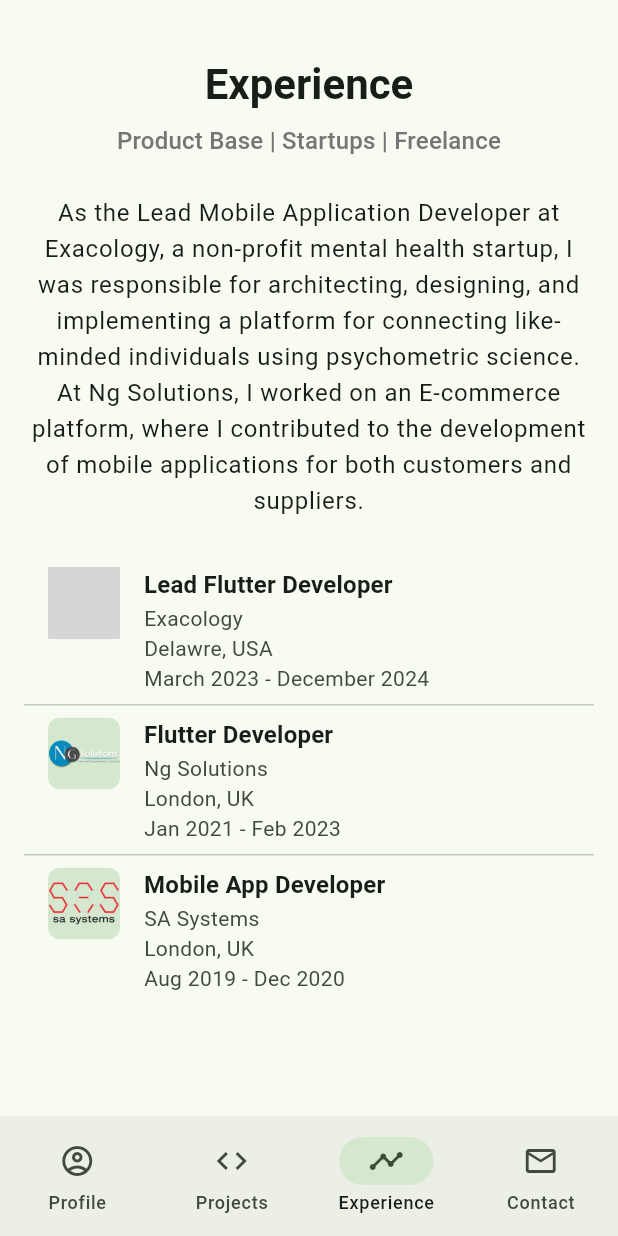
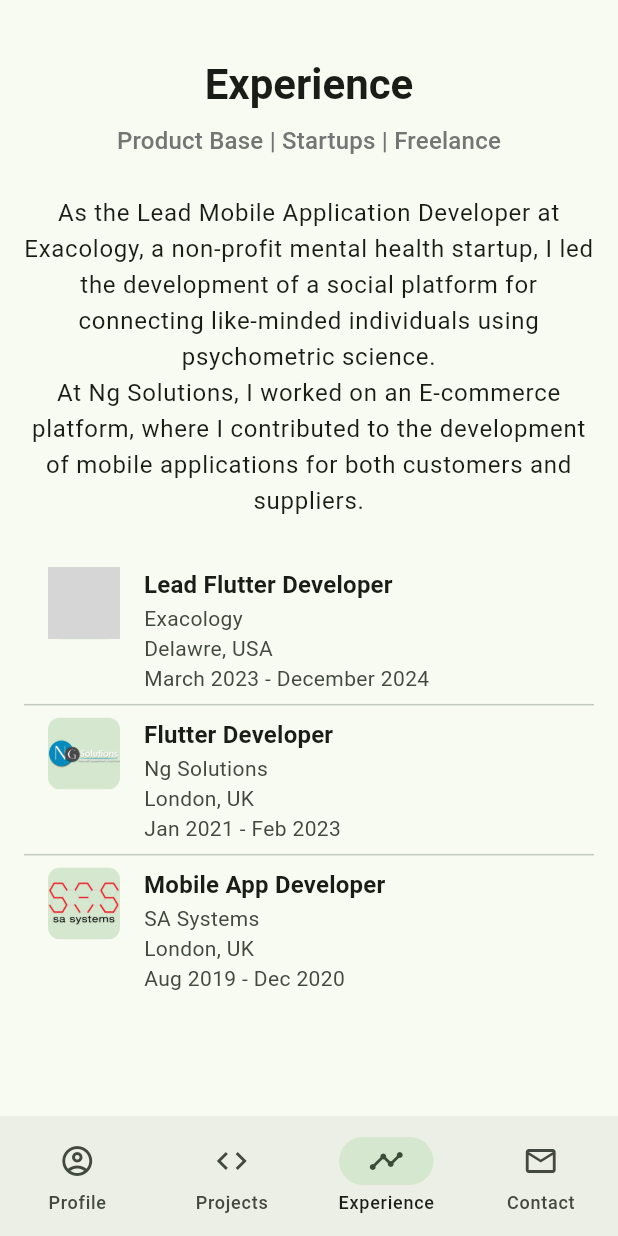
Before and after one commit to fahadjaved882244/portfolio, a Flutter app: the screen it shows after launch, scrolled down 1728 dp, on a phone screen of 412 x 824 dp. Run offline on Flutter 3.47's test engine with Material 3 defaults, Android fonts, the phone set to English and light mode, and no system bars; our stand-ins replace flutter_hooks, hooks_riverpod, shared_preferences; grey boxes are pictures that could not be loaded.

Commit message:
fix experience ui bug

```diff
--- /dev/null
+++ b/devtools_options.yaml
@@ -0,0 +1,3 @@
+description: This file stores settings for Dart & Flutter DevTools.
+documentation: https://docs.flutter.dev/tools/devtools/extensions#configure-extension-enablement-states
+extensions:
--- a/lib/core/app_strings.dart
+++ b/lib/core/app_strings.dart
@@ -18,5 +18,5 @@ class AppStrings {
   static const String experienceTitle = 'Experience';
   static const String experienceTags = 'Product Base | Startups | Freelance';
   static const String experienceSummary =
-      "As the Lead Mobile Application Developer at Exacology, a non-profit mental health startup, I was responsible for architecting, designing, and implementing a platform for connecting like-minded individuals using psychometric science.\nAt Ng Solutions, I worked on an E-commerce platform, where I contributed to the development of mobile applications for both customers and suppliers.";
+      "As the Lead Mobile Application Developer at Exacology, a non-profit mental health startup, I led the development of a social platform for connecting like-minded individuals using psychometric science.\nAt Ng Solutions, I worked on an E-commerce platform, where I contributed to the development of mobile applications for both customers and suppliers.";
 }
--- a/lib/features/experience/view/exprience_list_view.dart
+++ b/lib/features/experience/view/exprience_list_view.dart
@@ -12,7 +12,8 @@ class ExperienceListView extends ConsumerWidget {
     final experiences = ref.watch(experienceControllerProvider);
 
     return Scaffold(
-      body: Column(
+      body: SingleChildScrollView(
+        child: Column(
           children: [
             const SizedBox(height: 48),
 
@@ -57,6 +58,7 @@ class ExperienceListView extends ConsumerWidget {
             ),
           ],
         ),
+      ),
     );
   }
 }
--- a/lib/features/home/home_view.dart
+++ b/lib/features/home/home_view.dart
@@ -10,8 +10,6 @@ class HomeView extends ConsumerWidget {
   Widget build(BuildContext context, WidgetRef ref) {
     return Scaffold(
       body: SingleChildScrollView(
-        child: Padding(
-          padding: const EdgeInsets.all(16.0),
         child: Column(
           crossAxisAlignment: CrossAxisAlignment.center,
           children: [
@@ -76,7 +74,6 @@ class HomeView extends ConsumerWidget {
           ],
         ),
       ),
-      ),
     );
   }
 }
```
Also changed, not shown: 6 other files. Lines whose indentation alone changed are shown as unchanged.
